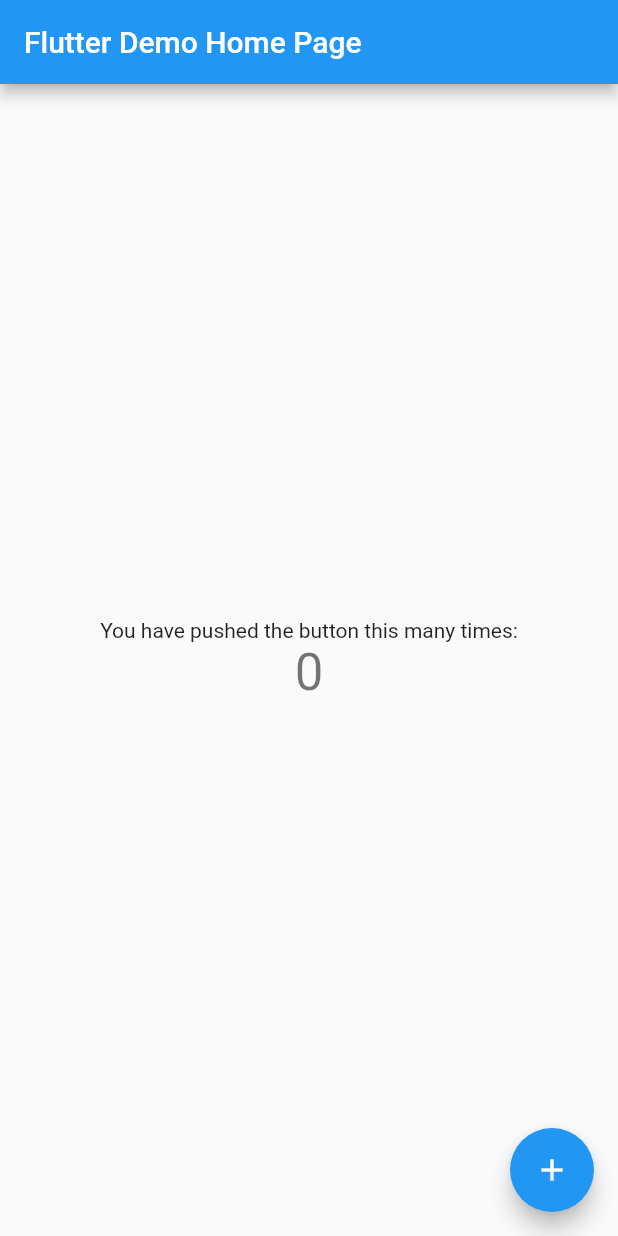
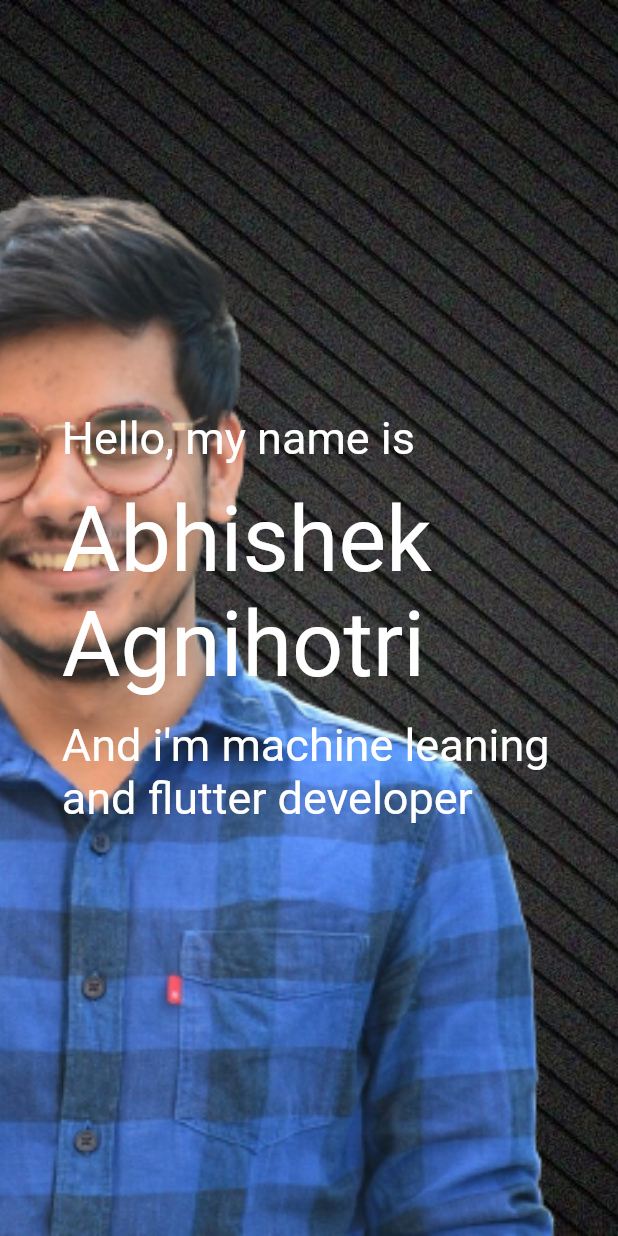
Before and after one commit to agniBit/portfolio-website-flutter, a Flutter app: the screen it shows after launch, on a phone screen of 412 x 824 dp. Run offline on Flutter 3.47's test engine with Material 2 defaults, Android fonts, the phone set to English and light mode, and no system bars; our stand-ins replace percent_indicator.

Commit message:
add homepage

```diff
--- /dev/null
+++ b/lib/homePage.dart
@@ -0,0 +1,28 @@
+import 'package:flutter/material.dart';
+import 'package:flutter/rendering.dart';
+import 'package:portfolio/aboutMeSection/aboutMeSeaction.dart';
+import 'package:portfolio/mainSection/mainSection.dart';
+import 'package:portfolio/skillsSection/skillsSection.dart';
+
+class HomePage extends StatelessWidget {
+  const HomePage({Key key}) : super(key: key);
+
+  @override
+  Widget build(BuildContext context) {
+    var mQ = MediaQuery.of(context).size;
+    return Scaffold(
+      // appBar: AppBar(
+      //   title: Text('Portfolio Website'),
+      // ),
+      body: SingleChildScrollView(
+        child: Column(
+          children: [
+            MainSection(),
+            AboutMe(),
+            SkillSeaction(),
+          ],
+        ),
+      ),
+    );
+  }
+}
--- a/lib/main.dart
+++ b/lib/main.dart
@@ -1,113 +1,19 @@
 import 'package:flutter/material.dart';
+import 'package:portfolio/homePage.dart';
 
 void main() {
   runApp(MyApp());
 }
 
 class MyApp extends StatelessWidget {
-  // This widget is the root of your application.
   @override
   Widget build(BuildContext context) {
     return MaterialApp(
-      title: 'Flutter Demo',
-      theme: ThemeData(
-        // This is the theme of your application.
-        //
-        // Try running your application with "flutter run". You'll see the
-        // application has a blue toolbar. Then, without quitting the app, try
-        // changing the primarySwatch below to Colors.green and then invoke
-        // "hot reload" (press "r" in the console where you ran "flutter run",
-        // or simply save your changes to "hot reload" in a Flutter IDE).
-        // Notice that the counter didn't reset back to zero; the application
-        // is not restarted.
-        primarySwatch: Colors.blue,
-      ),
-      home: MyHomePage(title: 'Flutter Demo Home Page'),
+      title: 'Porfolio Website',
+      // theme: ThemeData(
+      //   primarySwatch: Colors.deepPurple,
+      // ),
+      home: HomePage(),
     );
   }
 }
-
-class MyHomePage extends StatefulWidget {
-  MyHomePage({Key key, this.title}) : super(key: key);
-
-  // This widget is the home page of your application. It is stateful, meaning
-  // that it has a State object (defined below) that contains fields that affect
-  // how it looks.
-
-  // This class is the configuration for the state. It holds the values (in this
-  // case the title) provided by the parent (in this case the App widget) and
-  // used by the build method of the State. Fields in a Widget subclass are
-  // always marked "final".
-
-  final String title;
-
-  @override
-  _MyHomePageState createState() => _MyHomePageState();
-}
-
-class _MyHomePageState extends State<MyHomePage> {
-  int _counter = 0;
-
-  void _incrementCounter() {
-    setState(() {
-      // This call to setState tells the Flutter framework that something has
-      // changed in this State, which causes it to rerun the build method below
-      // so that the display can reflect the updated values. If we changed
-      // _counter without calling setState(), then the build method would not be
-      // called again, and so nothing would appear to happen.
-      _counter++;
-    });
-  }
-
-  @override
-  Widget build(BuildContext context) {
-    // This method is rerun every time setState is called, for instance as done
-    // by the _incrementCounter method above.
-    //
-    // The Flutter framework has been optimized to make rerunning build methods
-    // fast, so that you can just rebuild anything that needs updating rather
-    // than having to individually change instances of widgets.
-    return Scaffold(
-      appBar: AppBar(
-        // Here we take the value from the MyHomePage object that was created by
-        // the App.build method, and use it to set our appbar title.
-        title: Text(widget.title),
-      ),
-      body: Center(
-        // Center is a layout widget. It takes a single child and positions it
-        // in the middle of the parent.
-        child: Column(
-          // Column is also a layout widget. It takes a list of children and
-          // arranges them vertically. By default, it sizes itself to fit its
-          // children horizontally, and tries to be as tall as its parent.
-          //
-          // Invoke "debug painting" (press "p" in the console, choose the
-          // "Toggle Debug Paint" action from the Flutter Inspector in Android
-          // Studio, or the "Toggle Debug Paint" command in Visual Studio Code)
-          // to see the wireframe for each widget.
-          //
-          // Column has various properties to control how it sizes itself and
-          // how it positions its children. Here we use mainAxisAlignment to
-          // center the children vertically; the main axis here is the vertical
-          // axis because Columns are vertical (the cross axis would be
-          // horizontal).
-          mainAxisAlignment: MainAxisAlignment.center,
-          children: <Widget>[
-            Text(
-              'You have pushed the button this many times:',
-            ),
-            Text(
-              '$_counter',
-              style: Theme.of(context).textTheme.headline4,
-            ),
-          ],
-        ),
-      ),
-      floatingActionButton: FloatingActionButton(
-        onPressed: _incrementCounter,
-        tooltip: 'Increment',
-        child: Icon(Icons.add),
-      ), // This trailing comma makes auto-formatting nicer for build methods.
-    );
-  }
-}
--- /dev/null
+++ b/lib/mainSection/mainSection.dart
@@ -0,0 +1,66 @@
+import 'package:flutter/material.dart';
+
+class MainSection extends StatelessWidget {
+  const MainSection({Key key}) : super(key: key);
+
+  @override
+  Widget build(BuildContext context) {
+    var mQ = MediaQuery.of(context).size;
+    return Container(
+      height: mQ.height,
+      width: mQ.width,
+      decoration: BoxDecoration(
+        image: DecorationImage(
+          image: AssetImage("assets/images/bg.jpg"),
+          fit: BoxFit.cover,
+        ),
+      ),
+      child: Stack(
+        children: [
+          Positioned(
+            bottom: 0,
+            right: mQ.width * .10,
+            child: Image.asset(
+              'assets/images/profilePicture.png',
+              fit: BoxFit.cover,
+              height: mQ.height * .85,
+            ),
+          ),
+          Container(
+            margin: EdgeInsets.only(left: mQ.width * .10),
+            alignment: Alignment.centerLeft,
+            child: Column(
+              mainAxisAlignment: MainAxisAlignment.center,
+              crossAxisAlignment: CrossAxisAlignment.start,
+              children: [
+                Text(
+                  'Hello, my name is',
+                  style: TextStyle(
+                    fontSize: 30,
+                    color: Colors.white,
+                  ),
+                ),
+                SizedBox(height: 15,),
+                Text(
+                  "Abhishek Agnihotri",
+                  style: TextStyle(
+                    fontSize: 60,
+                    color: Colors.white,
+                  ),
+                ),
+                SizedBox(height: 15,),
+                Text(
+                  "And i'm machine leaning and flutter developer",
+                  style: TextStyle(
+                    fontSize: 30,
+                    color: Colors.white,
+                  ),
+                ),
+              ],
+            ),
+          ),
+        ],
+      ),
+    );
+  }
+}
```
Also changed, not shown: lib/aboutMeSection/aboutMeSeaction.dart (added, +55 -0 lines), lib/skillsSection/skillsSection.dart (added, +90 -0 lines), pubspec.yaml (+8 -44 lines), assets/images/background.jpeg (added), assets/images/bg.jpg (added), assets/images/profilePicture.png (added), pubspec.lock.
